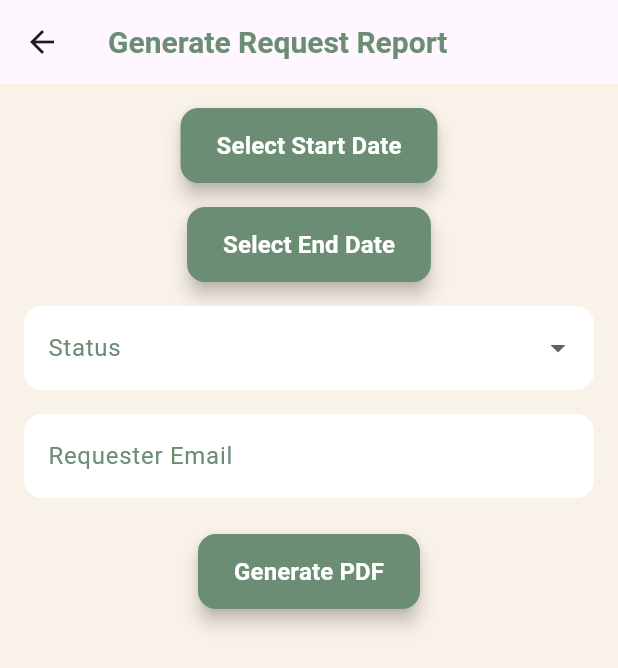
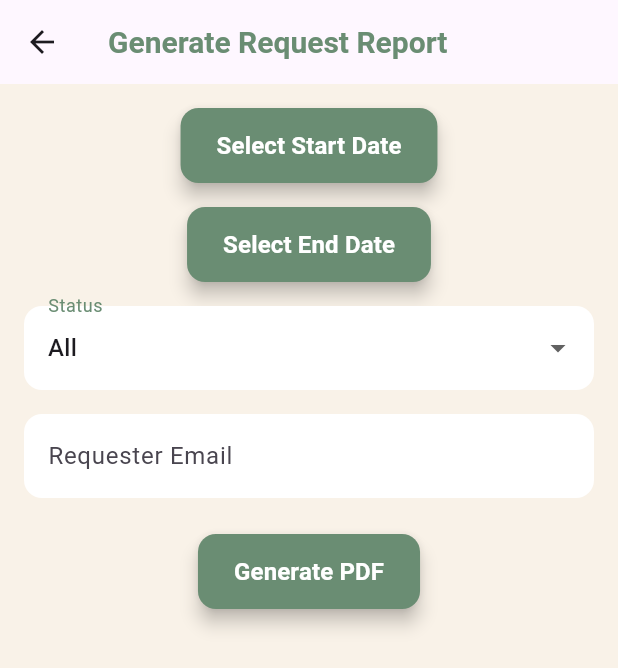
Before and after one commit to jeremyndeda/mizizi-learning, a Flutter app: the GenerateRequestReportScreen screen opened directly, after a tap on "Generate PDF", on a phone screen of 412 x 824 dp. Shown: the top 668 px of the screen. Run offline on Flutter 3.47's test engine with Material 3 defaults, Android fonts, the phone set to English and light mode, and no system bars; our stand-ins replace cloud_firestore, firebase_auth, firebase_core, firebase_messaging, pdf, share_plus; accounts and stored records are empty.

Commit message:
Today Update

```diff
--- a/lib/screens/dashboard/dashboard_screen.dart
+++ b/lib/screens/dashboard/dashboard_screen.dart
@@ -24,6 +24,7 @@ class DashboardScreen extends StatefulWidget {
 
 class _DashboardScreenState extends State<DashboardScreen> {
   final AuthService _authService = AuthService();
+  // ignore: unused_field
   final FirestoreService _firestoreService = FirestoreService();
   final NotificationService _notificationService = NotificationService();
   int _selectedIndex = 0;
--- a/lib/screens/inventory/generate_request_report_screen.dart
+++ b/lib/screens/inventory/generate_request_report_screen.dart
@@ -1,3 +1,4 @@
+import 'dart:async';
 import 'package:flutter/material.dart';
 import 'package:share_plus/share_plus.dart';
 import '../../core/constants/colors.dart';
@@ -5,7 +6,6 @@ import '../../core/constants/typography.dart';
 import '../../core/services/firestore_service.dart';
 import '../../core/services/pdf_service.dart';
 import '../../core/widgets/custom_button.dart';
-import '../../core/widgets/custom_text_field.dart';
 
 class GenerateRequestReportScreen extends StatefulWidget {
   const GenerateRequestReportScreen({super.key});
@@ -19,11 +19,62 @@ class _GenerateRequestReportScreenState
     extends State<GenerateRequestReportScreen> {
   DateTime? _startDate;
   DateTime? _endDate;
-  String? _status;
-  String? _requesterEmail;
-  final _requesterEmailController = TextEditingController();
+  String? _status = 'All';
+  final TextEditingController _requesterEmailController =
+      TextEditingController();
+  final FocusNode _emailFocusNode = FocusNode();
   final PdfService _pdfService = PdfService();
   final FirestoreService _firestoreService = FirestoreService();
+
+  List<String> _allEmails = [];
+  List<String> _suggestedEmails = [];
+  Timer? _debounce;
+
+  @override
+  void initState() {
+    super.initState();
+    _fetchEmails();
+
+    _emailFocusNode.addListener(() {
+      if (_emailFocusNode.hasFocus) {
+        _updateSuggestions(_requesterEmailController.text);
+      } else {
+        setState(() => _suggestedEmails.clear());
+      }
+    });
+
+    _requesterEmailController.addListener(() {
+      _updateSuggestions(_requesterEmailController.text);
+    });
+  }
+
+  Future<void> _fetchEmails() async {
+    final emails = await _firestoreService.getAllUserEmails();
+    setState(() {
+      _allEmails = emails;
+      if (_emailFocusNode.hasFocus && _requesterEmailController.text.isEmpty) {
+        _suggestedEmails = _allEmails.take(10).toList();
+      }
+    });
+  }
+
+  void _updateSuggestions(String value) {
+    if (_debounce?.isActive ?? false) _debounce?.cancel();
+    _debounce = Timer(const Duration(milliseconds: 300), () {
+      final input = value.trim().toLowerCase();
+      setState(() {
+        if (input.isEmpty) {
+          _suggestedEmails = _allEmails.take(10).toList();
+        } else {
+          _suggestedEmails =
+              _allEmails
+                  .where((email) => email.toLowerCase().contains(input))
+                  .take(10)
+                  .toList();
+        }
+      });
+    });
+  }
 
   Future<void> _selectStartDate() async {
     final picked = await showDatePicker(
@@ -46,8 +97,8 @@ class _GenerateRequestReportScreenState
   }
 
   Future<void> _generatePdf() async {
-    if (_startDate != null && _endDate == null ||
-        _startDate == null && _endDate != null) {
+    if ((_startDate != null && _endDate == null) ||
+        (_startDate == null && _endDate != null)) {
       ScaffoldMessenger.of(context).showSnackBar(
         const SnackBar(
           content: Text('Please select both start and end dates or neither'),
@@ -55,27 +106,51 @@ class _GenerateRequestReportScreenState
       );
       return;
     }
-    if (_requesterEmail != null && _requesterEmail!.isNotEmpty) {
-      final user = await _firestoreService.getUserByEmail(_requesterEmail!);
+
+    final emailInput = _requesterEmailController.text.trim().toLowerCase();
+    if (emailInput.isNotEmpty) {
+      final user = await _firestoreService.getUserByEmail(emailInput);
       if (user == null) {
-        ScaffoldMessenger.of(
-          context,
-        ).showSnackBar(const SnackBar(content: Text('User not found')));
+        ScaffoldMessenger.of(context).showSnackBar(
+          const SnackBar(content: Text('Requester email not found')),
+        );
         return;
       }
     }
+
     final file = await _pdfService.generateRequestsReport(
       startDate: _startDate,
       endDate: _endDate,
       status: _status,
-      requesterEmail: _requesterEmail,
+      requesterEmail: emailInput.isEmpty ? null : emailInput,
     );
+
+    if (file.lengthSync() == 0) {
+      ScaffoldMessenger.of(context).showSnackBar(
+        const SnackBar(content: Text('No matching requests found')),
+      );
+      return;
+    }
+
     Share.shareXFiles([XFile(file.path)], text: 'Item Requests Report');
+  }
+
+  void _selectEmail(String email) {
+    setState(() {
+      _requesterEmailController.text = email;
+      _suggestedEmails.clear();
+    });
+    _emailFocusNode.unfocus();
   }
 
   @override
   Widget build(BuildContext context) {
-    return Scaffold(
+    return GestureDetector(
+      onTap: () {
+        _emailFocusNode.unfocus();
+        setState(() => _suggestedEmails.clear());
+      },
+      child: Scaffold(
         appBar: AppBar(
           title: const Text(
             'Generate Request Report',
@@ -90,7 +165,7 @@ class _GenerateRequestReportScreenState
                 text:
                     _startDate == null
                         ? 'Select Start Date'
-                      : _startDate!.toString().split(' ')[0],
+                        : _startDate!.toIso8601String().split('T')[0],
                 onPressed: _selectStartDate,
               ),
               const SizedBox(height: 16),
@@ -98,7 +173,7 @@ class _GenerateRequestReportScreenState
                 text:
                     _endDate == null
                         ? 'Select End Date'
-                      : _endDate!.toString().split(' ')[0],
+                        : _endDate!.toIso8601String().split('T')[0],
                 onPressed: _selectEndDate,
               ),
               const SizedBox(height: 16),
@@ -115,34 +190,81 @@ class _GenerateRequestReportScreenState
                   ),
                 ),
                 items:
-                  ['All', 'Pending', 'Approved', 'Rejected'].map((
-                    String value,
-                  ) {
-                    return DropdownMenuItem<String>(
+                    ['All', 'Pending', 'Approved', 'Rejected']
+                        .map(
+                          (value) => DropdownMenuItem(
                             value: value,
                             child: Text(value),
-                    );
-                  }).toList(),
-              onChanged: (newValue) {
-                setState(() {
-                  _status = newValue;
-                });
+                          ),
+                        )
+                        .toList(),
+                onChanged: (value) => setState(() => _status = value),
+              ),
+              const SizedBox(height: 16),
+              Stack(
+                clipBehavior: Clip.none,
+                children: [
+                  TextField(
+                    focusNode: _emailFocusNode,
+                    controller: _requesterEmailController,
+                    decoration: InputDecoration(
+                      labelText: 'Requester Email',
+                      filled: true,
+                      fillColor: AppColors.white,
+                      border: OutlineInputBorder(
+                        borderRadius: BorderRadius.circular(12),
+                        borderSide: BorderSide.none,
+                      ),
+                    ),
+                    keyboardType: TextInputType.emailAddress,
+                    onChanged: _updateSuggestions,
+                    onTap: () {
+                      _updateSuggestions(_requesterEmailController.text);
                     },
                   ),
-            const SizedBox(height: 16),
-            CustomTextField(
-              controller: _requesterEmailController,
-              labelText: 'Requester Email',
-              keyboardType: TextInputType.emailAddress,
-              onChanged: (value) {
-                setState(() {
-                  _requesterEmail = value.trim();
-                });
-              },
+                  if (_suggestedEmails.isNotEmpty)
+                    Positioned(
+                      top: 70,
+                      left: 0,
+                      right: 0,
+                      child: Material(
+                        elevation: 4,
+                        borderRadius: BorderRadius.circular(12),
+                        color: AppColors.white,
+                        child: ConstrainedBox(
+                          constraints: const BoxConstraints(maxHeight: 200),
+                          child: ListView(
+                            shrinkWrap: true,
+                            padding: EdgeInsets.zero,
+                            children:
+                                _suggestedEmails
+                                    .asMap()
+                                    .entries
+                                    .map(
+                                      (entry) => ListTile(
+                                        key: ValueKey(entry.key),
+                                        title: Text(entry.value),
+                                        onTap: () => _selectEmail(entry.value),
+                                        shape: RoundedRectangleBorder(
+                                          borderRadius: BorderRadius.circular(
+                                            12,
+                                          ),
+                                        ),
+                                        tileColor: AppColors.white,
+                                        textColor: AppColors.primaryGreen,
+                                      ),
+                                    )
+                                    .toList(),
+                          ),
+                        ),
+                      ),
+                    ),
+                ],
               ),
               const SizedBox(height: 24),
               CustomButton(text: 'Generate PDF', onPressed: _generatePdf),
             ],
+          ),
         ),
       ),
     );
@@ -151,6 +273,8 @@ class _GenerateRequestReportScreenState
   @override
   void dispose() {
     _requesterEmailController.dispose();
+    _emailFocusNode.dispose();
+    _debounce?.cancel();
     super.dispose();
   }
 }
--- a/lib/screens/inventory/manage_requests_screen.dart
+++ b/lib/screens/inventory/manage_requests_screen.dart
@@ -17,6 +17,7 @@ class ManageRequestsScreen extends StatelessWidget {
   Widget build(BuildContext context) {
     final FirestoreService firestoreService = FirestoreService();
     final NotificationService notificationService = NotificationService();
+    // ignore: unused_local_variable
     final AuthService authService = AuthService();
     final Logger logger = Logger('ManageRequestsScreen');
 
```
Lines whose indentation alone changed are shown as unchanged.
